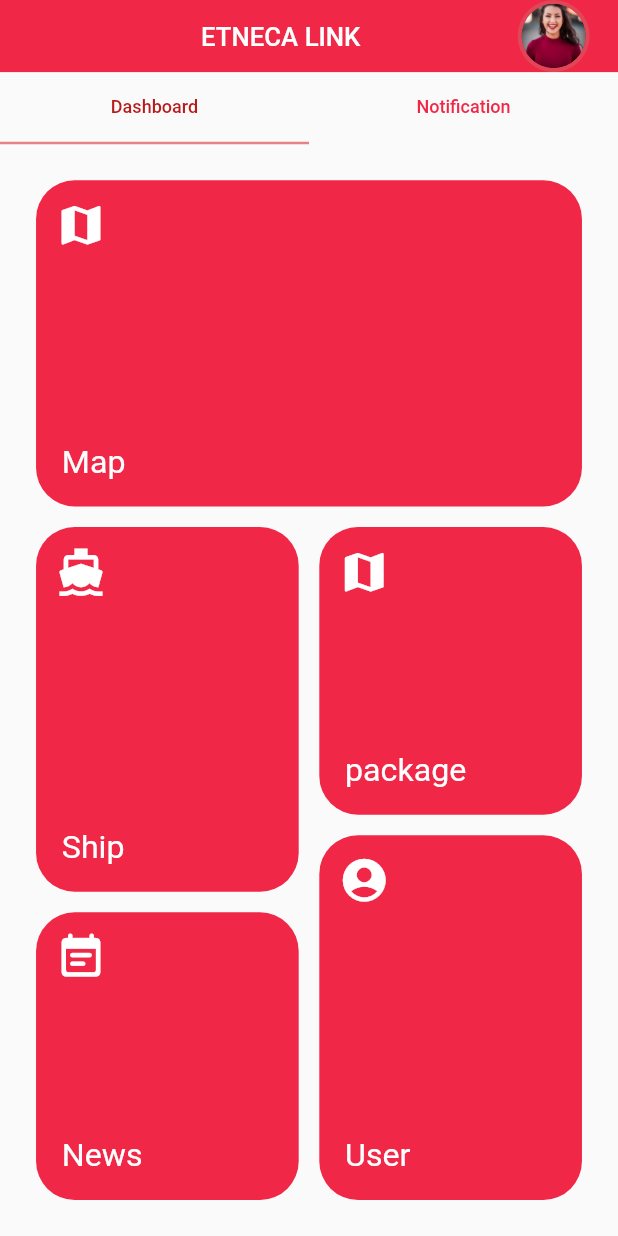
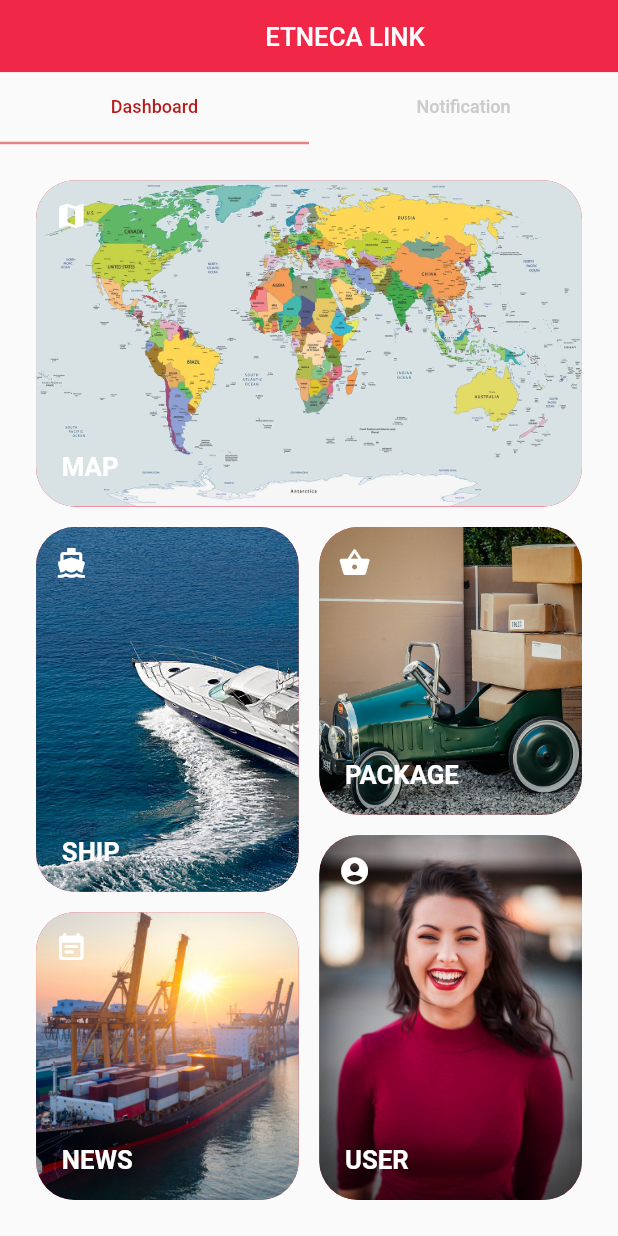
Before and after one commit to etnecadev/etneca-link, a Flutter app: the screen it shows after launch, on a phone screen of 412 x 824 dp. Run offline on Flutter 3.47's test engine with Material 2 defaults, Android fonts, the phone set to English and light mode, and no system bars; drawn by our look-alikes of contained_tab_bar_view; our stand-ins replace adaptive_theme, dot_navigation_bar, expandable, flutter_staggered_animations, font_awesome_flutter, google_fonts and 3 more; Roboto replaces fonts that are missing (Kanit).

Commit message:
hero animate

```diff
--- a/lib/src/page/menuPage.dart
+++ b/lib/src/page/menuPage.dart
@@ -24,19 +24,19 @@ class MenuPage extends StatelessWidget {
           "ETNECA LINK",
           style: GoogleFonts.kanit(textStyle: TextStyle(color: Colors.white)),
         )),
-        actions: [
-          Container(
-            child: CircleAvatar(
-                backgroundColor: Color.fromRGBO(210, 100, 102, 0.5),
-                radius: 50.0,
-                child: ClipOval(
-                  child: CircleAvatar(
-                    backgroundImage: AssetImage('assets/images/profile.jpg'),
-                    radius: 25.0,
-                  ),
-                )),
-          ),
-        ],
+        // actions: [
+        //   Container(
+        //       child: CircleAvatar(
+        //           backgroundColor: Color.fromRGBO(210, 100, 102, 0.5),
+        //           radius: 50.0,
+        //           child: ClipOval(
+        //             child: CircleAvatar(
+        //   backgroundImage: AssetImage('assets/images/profile.jpg'),
+        //   radius: 25.0,
+        //               ),
+        //           )),
+        //     ),
+        // ],
       ),
       body: ContainedTabBarView(
         tabBarProperties: TabBarProperties(
@@ -47,7 +47,7 @@ class MenuPage extends StatelessWidget {
             padding: const EdgeInsets.only(top: 25),
           ),
           labelColor: Colors.red[900],
-          unselectedLabelColor: AppTheme.light.primaryColor,
+          unselectedLabelColor: Color.fromRGBO(203, 202, 205, 1),
         ),
         tabs: [
           Text('Dashboard', style: GoogleFonts.kanit()),
@@ -62,7 +62,7 @@ class MenuPage extends StatelessWidget {
                     flex: 1,
                     child: Container(
                         child: _submenu(context, "assets/images/mapbg.jpg",
-                            Icons.map, "Map", "/map"))),
+                            Icons.map, "MAP", "/map",'map'))),
                 Flexible(
                     flex: 2,
                     child: Container(
@@ -77,16 +77,18 @@ class MenuPage extends StatelessWidget {
                                         context,
                                         "assets/images/boat.jpg",
                                         Icons.directions_boat,
-                                        "Ship",
-                                        "/ship")),
+                                        "SHIP",
+                                        "/ship",
+                                        'ship')),
                                 Flexible(
                                     flex: 4,
                                     child: _submenu(
                                         context,
                                         "assets/images/news1.png",
                                         Icons.event_note_rounded,
-                                        "News",
-                                        "/news"))
+                                        "NEWS",
+                                        "/news",
+                                        'news'))
                               ],
                             ),
                           ),
@@ -97,18 +99,20 @@ class MenuPage extends StatelessWidget {
                                     flex: 4,
                                     child: _submenu(
                                         context,
-                                        "assets/images/bgmap.png",
-                                        Icons.map,
-                                        "package",
-                                        "/packages")),
+                                        "assets/images/pac.jpeg",
+                                        Icons.shopping_basket,
+                                        "PACKAGE",
+                                        "/packages",
+                                        'package')),
                                 Flexible(
                                     flex: 5,
                                     child: _submenu(
                                         context,
                                         "assets/images/profile.jpg",
                                         Icons.account_circle_rounded,
-                                        "User",
-                                        "/user"))
+                                        "USER",
+                                        "/user",
+                                        'user'))
                               ],
                             ),
                           )
@@ -126,20 +130,22 @@ class MenuPage extends StatelessWidget {
   }
 }
 
-_submenu(context, image, icon, title, route) {
+_submenu(context, image, icon, title, route,hero) {
   return GestureDetector(
     onTap: () {
       Navigator.pushNamed(context, route);
     },
+    child: Hero(
+          tag: '$hero',
           child: Container(
         padding: EdgeInsets.all(15),
         margin: EdgeInsets.all(8),
         decoration: BoxDecoration(
           color: AppTheme.light.primaryColor,
-        // image: DecorationImage(
-        //   image: AssetImage(image),
-        //   fit: BoxFit.cover,
-        // ),
+          image: DecorationImage(
+            image: AssetImage(image),
+            fit: BoxFit.cover,
+          ),
           borderRadius: BorderRadius.circular(30),
         ),
         width: double.infinity,
@@ -148,17 +154,18 @@ _submenu(context, image, icon, title, route) {
           mainAxisAlignment: MainAxisAlignment.spaceBetween,
           crossAxisAlignment: CrossAxisAlignment.start,
           children: [
-          Icon(icon, size: 40, color: Colors.white),
+            Icon(icon, size: 25, color: Colors.white),
             Container(
               margin: EdgeInsets.only(left: 5, bottom: 5),
               child: Text(
                 title,
                 style: GoogleFonts.kanit(
-                  textStyle: TextStyle(fontSize: 25, color: Colors.white)),
+                    textStyle: TextStyle(fontSize: 20, color: Colors.white,fontWeight: FontWeight.bold)),
               ),
             )
           ],
         ),
       ),
+    ),
   );
 }
--- a/lib/src/page/shipPage.dart
+++ b/lib/src/page/shipPage.dart
@@ -112,7 +112,9 @@ class _SecondPageState extends State<SecondPage> {
           child: Column(
             crossAxisAlignment: CrossAxisAlignment.end,
             children: [
-            Container(
+      Hero(
+        tag: 'ship',
+              child: Container(
           margin: EdgeInsets.only(right: 8),
           child: Row(
             mainAxisAlignment: MainAxisAlignment.end,
@@ -136,6 +138,7 @@ class _SecondPageState extends State<SecondPage> {
             ],
           ),
         ),
+      ),
       Flexible(
         child: ListView(
           children: <Widget>[
--- a/lib/src/page/userPage.dart
+++ b/lib/src/page/userPage.dart
@@ -75,7 +75,8 @@ class _UserPageState extends State<UserPage> {
         Positioned(
           bottom: 0,
           child: Hero(
-                    tag: 'User Avatar Image',
+            tag: 'user',
+
                       child: CircleAvatar(
                 backgroundColor: AppTheme.light.accentColor,
                 radius: 100.0,
--- a/pubspec.yaml
+++ b/pubspec.yaml
@@ -42,6 +42,7 @@ dependencies:
   google_fonts: ^2.3.0
   google_maps_flutter: ^2.1.1
   flutter_polyline_points: ^1.0.0
+  animations: ^2.0.2
 
 dev_dependencies:
   flutter_test:
```
Also changed, not shown: lib/src/component/news.dart (+8 -2 lines), lib/src/page/packages.dart (+11 -2 lines), assets/images/pac.jpeg (added), lib/src/page/shipDataPage.dart (indentation only), pubspec.lock. Lines whose indentation alone changed are shown as unchanged.
